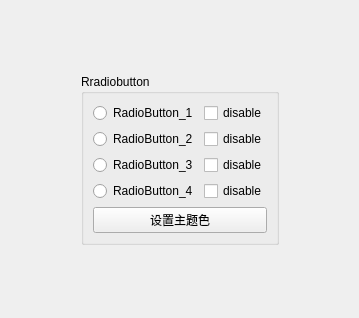
This is example/RadioButton/RadioButton/widget.ui in COLORREF/QWidget-FancyUI as Qt 5 draws it before an edit. The edited form follows.
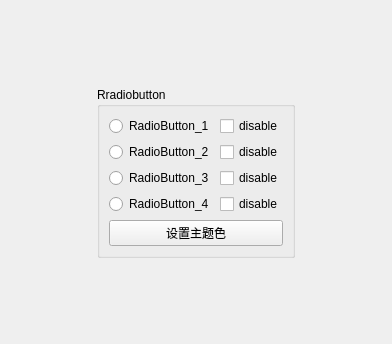
This is the edited form. Custom widgets are drawn as their Qt base class.

```diff
--- a/example/RadioButton/RadioButton/widget.ui
+++ b/example/RadioButton/RadioButton/widget.ui
@@ -6,13 +6,16 @@
    <rect>
     <x>0</x>
     <y>0</y>
-    <width>359</width>
-    <height>318</height>
+    <width>392</width>
+    <height>344</height>
    </rect>
   </property>
   <property name="windowTitle">
    <string>Widget</string>
   </property>
+  <property name="styleSheet">
+   <string notr="true"/>
+  </property>
   <layout class="QGridLayout" name="gridLayout">
    <item row="0" column="1">
     <spacer name="verticalSpacer_2">
```
Left out of the diff: 28 changed lines with no effect on the pictures.
